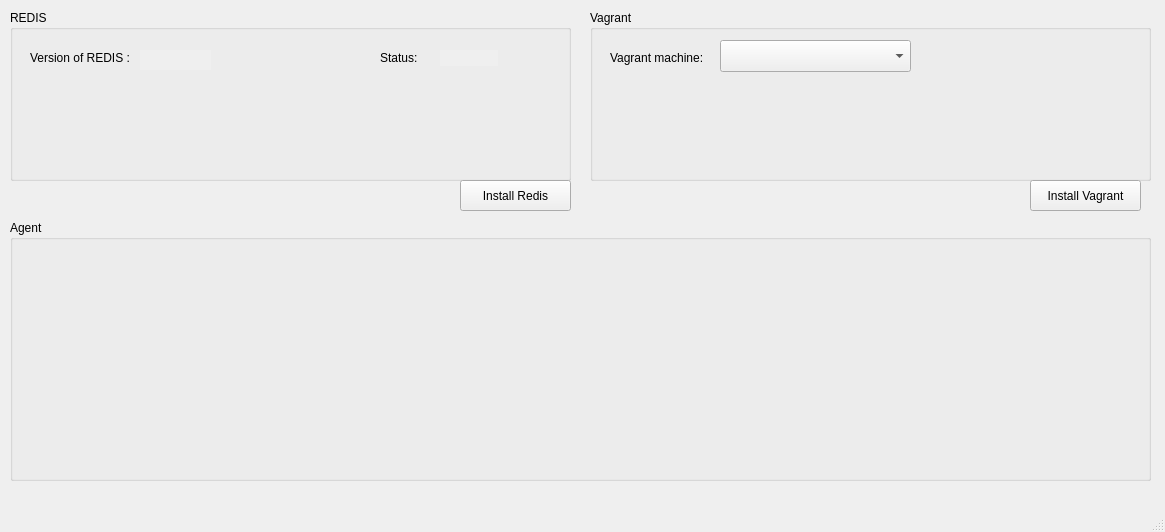
This is gui/main_gui.ui in MCYP-UniversidadReyJuanCarlos/19-20_ramapi as Qt 5 draws it before an edit. The edited form follows.
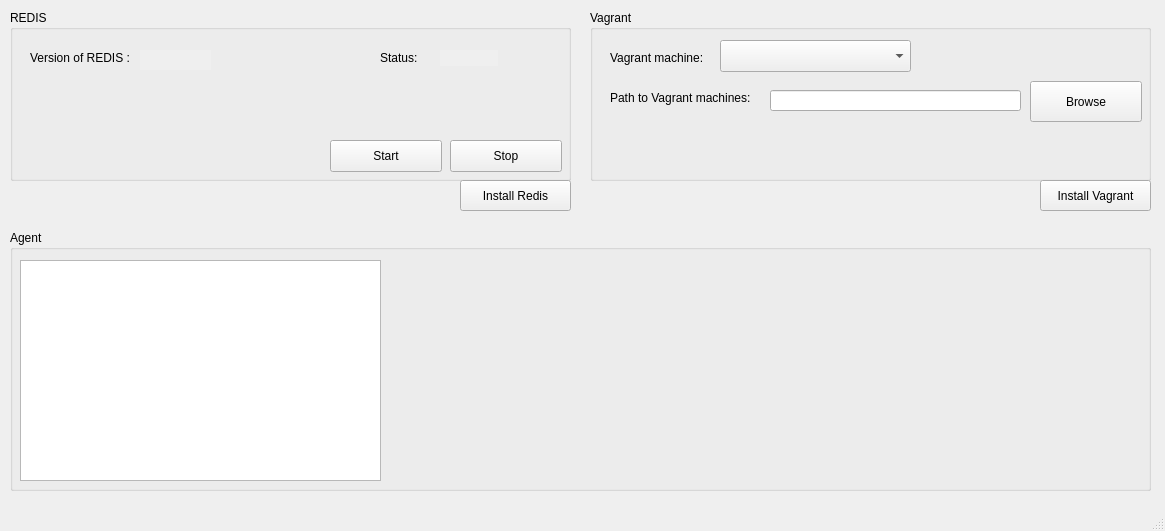
This is the edited form.

Commit message: add file browsing to vagrant machines

```diff
--- a/gui/main_gui.ui
+++ b/gui/main_gui.ui
@@ -7,7 +7,7 @@
     <x>0</x>
     <y>0</y>
     <width>1165</width>
-    <height>532</height>
+    <height>531</height>
    </rect>
   </property>
   <property name="windowTitle">
@@ -87,6 +87,32 @@
       <string/>
      </property>
     </widget>
+    <widget class="QPushButton" name="start_redis_button">
+     <property name="geometry">
+      <rect>
+       <x>320</x>
+       <y>130</y>
+       <width>112</width>
+       <height>32</height>
+      </rect>
+     </property>
+     <property name="text">
+      <string>Start</string>
+     </property>
+    </widget>
+    <widget class="QPushButton" name="stop_redis_button">
+     <property name="geometry">
+      <rect>
+       <x>440</x>
+       <y>130</y>
+       <width>112</width>
+       <height>32</height>
+      </rect>
+     </property>
+     <property name="text">
+      <string>Stop</string>
+     </property>
+    </widget>
    </widget>
    <widget class="QGroupBox" name="group_vagrant">
     <property name="geometry">
@@ -123,12 +149,48 @@
       </rect>
      </property>
     </widget>
+    <widget class="QLabel" name="label">
+     <property name="geometry">
+      <rect>
+       <x>20</x>
+       <y>80</y>
+       <width>161</width>
+       <height>16</height>
+      </rect>
+     </property>
+     <property name="text">
+      <string>Path to Vagrant machines:</string>
+     </property>
+    </widget>
+    <widget class="QLineEdit" name="lineEdit">
+     <property name="geometry">
+      <rect>
+       <x>180</x>
+       <y>80</y>
+       <width>251</width>
+       <height>21</height>
+      </rect>
+     </property>
+    </widget>
+    <widget class="QPushButton" name="open_browse_files_vagrant">
+     <property name="geometry">
+      <rect>
+       <x>440</x>
+       <y>71</y>
+       <width>112</width>
+       <height>41</height>
+      </rect>
+     </property>
+     <property name="text">
+      <string>Browse</string>
+     </property>
+    </widget>
    </widget>
    <widget class="QGroupBox" name="agent_box">
     <property name="geometry">
      <rect>
       <x>10</x>
-      <y>220</y>
+      <y>230</y>
       <width>1141</width>
       <height>261</height>
      </rect>
@@ -136,6 +198,16 @@
     <property name="title">
      <string>Agent</string>
     </property>
+    <widget class="QListWidget" name="listWidget">
+     <property name="geometry">
+      <rect>
+       <x>10</x>
+       <y>30</y>
+       <width>361</width>
+       <height>221</height>
+      </rect>
+     </property>
+    </widget>
    </widget>
    <widget class="QPushButton" name="install_redis_button">
     <property name="geometry">
@@ -153,7 +225,7 @@
    <widget class="QPushButton" name="install_vagrant_button">
     <property name="geometry">
      <rect>
-      <x>1030</x>
+      <x>1040</x>
       <y>180</y>
       <width>111</width>
       <height>31</height>
```
The commit also changes 1 other file.
